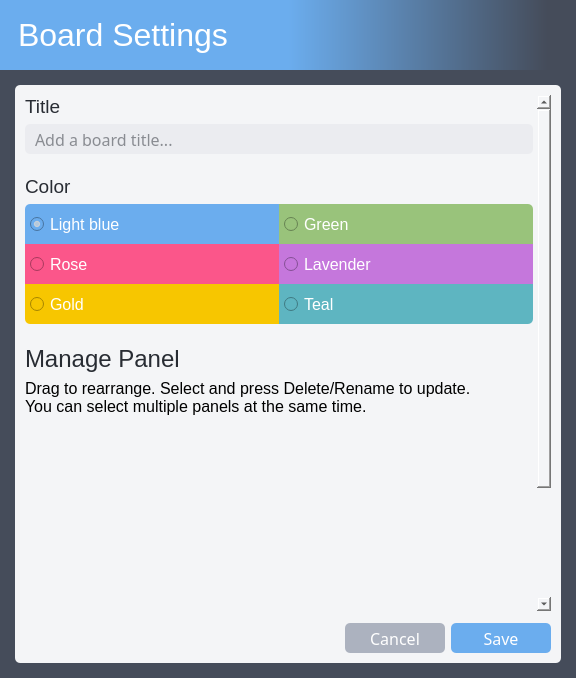
clockworksspheres/eisenban, file src/eisenban/ui/board_settings.ui: the form before one commit.
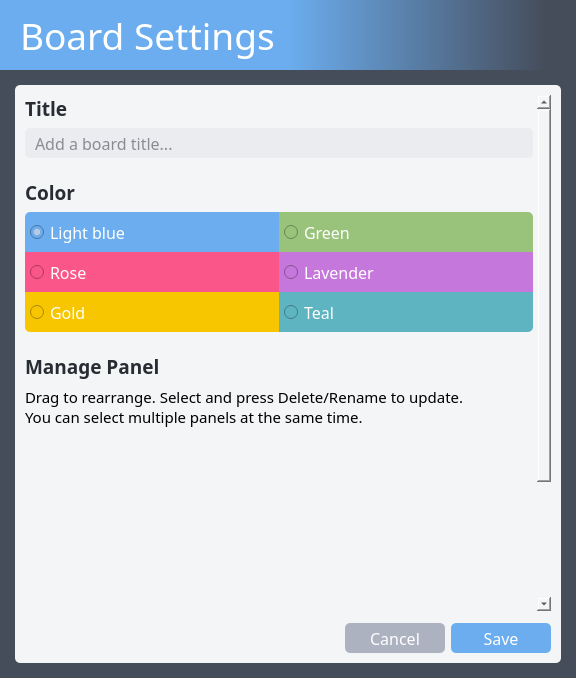
The form after the commit. Icons and pictures are not drawn.

```diff
--- a/src/eisenban/ui/board_settings.ui
+++ b/src/eisenban/ui/board_settings.ui
@@ -65,8 +65,8 @@
       </property>
       <property name="font">
        <font>
-        <family>Arimo</family>
-        <pointsize>24</pointsize>
+        <family>Torus Pro</family>
+        <pointsize>28</pointsize>
        </font>
       </property>
       <property name="styleSheet">
@@ -197,7 +197,7 @@
                <x>0</x>
                <y>0</y>
                <width>516</width>
-               <height>655</height>
+               <height>673</height>
               </rect>
              </property>
              <layout class="QVBoxLayout" name="verticalLayout_4">
@@ -227,9 +227,9 @@
                    <widget class="QLabel" name="label_title">
                     <property name="font">
                      <font>
-                      <family>Arimo</family>
+                      <family>Torus Pro</family>
                       <pointsize>14</pointsize>
-                      <bold>false</bold>
+                      <bold>true</bold>
                      </font>
                     </property>
                     <property name="styleSheet">
@@ -303,9 +303,9 @@
                    <widget class="QLabel" name="label_color">
                     <property name="font">
                      <font>
-                      <family>Arimo</family>
+                      <family>Torus Pro</family>
                       <pointsize>14</pointsize>
-                      <bold>false</bold>
+                      <bold>true</bold>
                      </font>
                     </property>
                     <property name="styleSheet">
@@ -339,7 +339,7 @@
                         </property>
                         <property name="font">
                          <font>
-                          <family>Arimo</family>
+                          <family>Torus Pro</family>
                           <pointsize>12</pointsize>
                          </font>
                         </property>
@@ -386,7 +386,7 @@
                         </property>
                         <property name="font">
                          <font>
-                          <family>Arimo</family>
+                          <family>Torus Pro</family>
                           <pointsize>12</pointsize>
                          </font>
                         </property>
@@ -427,7 +427,7 @@
                         </property>
                         <property name="font">
                          <font>
-                          <family>Arimo</family>
+                          <family>Torus Pro</family>
                           <pointsize>12</pointsize>
                          </font>
                         </property>
@@ -478,7 +478,7 @@
                         </property>
                         <property name="font">
                          <font>
-                          <family>Arimo</family>
+                          <family>Torus Pro</family>
                           <pointsize>12</pointsize>
                          </font>
                         </property>
@@ -522,7 +522,7 @@
                         </property>
                         <property name="font">
                          <font>
-                          <family>Arimo</family>
+                          <family>Torus Pro</family>
                           <pointsize>12</pointsize>
                          </font>
                         </property>
@@ -563,7 +563,7 @@
                         </property>
                         <property name="font">
                          <font>
-                          <family>Arimo</family>
+                          <family>Torus Pro</family>
                           <pointsize>12</pointsize>
                          </font>
                         </property>
@@ -621,9 +621,9 @@
                    <widget class="QLabel" name="label_manage_panel">
                     <property name="font">
                      <font>
-                      <family>Arimo</family>
-                      <pointsize>18</pointsize>
-                      <bold>false</bold>
+                      <family>Torus Pro</family>
+                      <pointsize>14</pointsize>
+                      <bold>true</bold>
                      </font>
                     </property>
                     <property name="styleSheet">
@@ -641,8 +641,8 @@
                    <widget class="QLabel" name="label_manage_panel_desc">
                     <property name="font">
                      <font>
-                      <family>Arimo</family>
-                      <pointsize>12</pointsize>
+                      <family>Torus Pro</family>
+                      <pointsize>11</pointsize>
                      </font>
                     </property>
                     <property name="text">
@@ -664,9 +664,9 @@
                     </property>
                     <property name="font">
                      <font>
-                      <family>Arimo</family>
-                      <pointsize>13</pointsize>
-                      <bold>false</bold>
+                      <family>Torus Pro</family>
+                      <pointsize>12</pointsize>
+                      <bold>true</bold>
                      </font>
                     </property>
                     <property name="focusPolicy">
```
Left out of the diff: 6 changed lines with no effect on the pictures.
